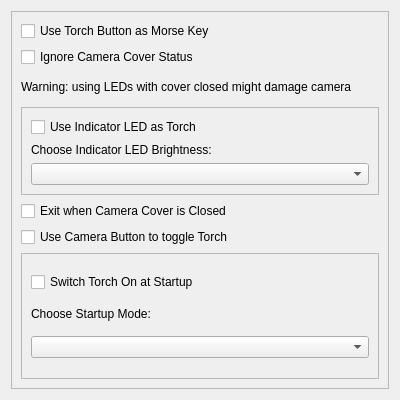
Qt form lanpreferencesform.ui (jpietrzak8/Lanterne) before a commit.
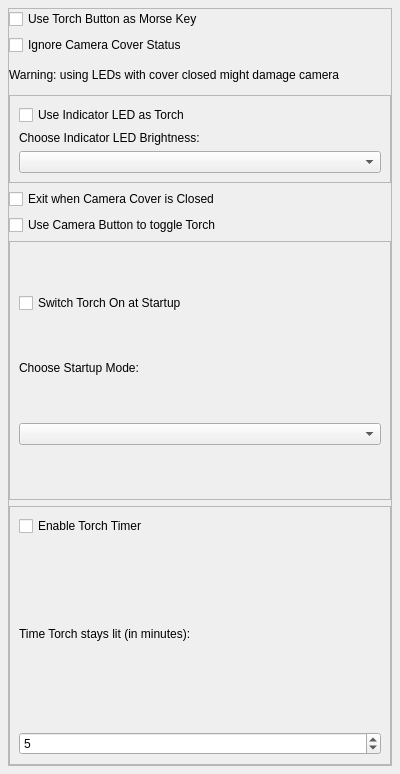
The same form after that commit.

```diff
--- a/lanpreferencesform.ui
+++ b/lanpreferencesform.ui
@@ -7,13 +7,16 @@
     <x>0</x>
     <y>0</y>
     <width>400</width>
-    <height>400</height>
+    <height>774</height>
    </rect>
   </property>
   <property name="windowTitle">
    <string>Preferences</string>
   </property>
-  <layout class="QVBoxLayout" name="verticalLayout_4">
+  <layout class="QVBoxLayout" name="verticalLayout_5">
+   <property name="margin">
+    <number>8</number>
+   </property>
    <item>
     <widget class="QScrollArea" name="scrollArea">
      <property name="widgetResizable">
@@ -24,11 +27,14 @@
        <rect>
         <x>0</x>
         <y>0</y>
-        <width>374</width>
-        <height>374</height>
+        <width>382</width>
+        <height>756</height>
        </rect>
       </property>
       <layout class="QVBoxLayout" name="verticalLayout_3">
+       <property name="margin">
+        <number>0</number>
+       </property>
        <item>
         <widget class="QCheckBox" name="morseKeyCheckBox">
          <property name="enabled">
@@ -152,6 +158,45 @@
          </layout>
         </widget>
        </item>
+       <item>
+        <widget class="QFrame" name="frame_3">
+         <property name="frameShape">
+          <enum>QFrame::StyledPanel</enum>
+         </property>
+         <property name="frameShadow">
+          <enum>QFrame::Raised</enum>
+         </property>
+         <layout class="QVBoxLayout" name="verticalLayout_4">
+          <item>
+           <widget class="QCheckBox" name="offTimerCheckBox">
+            <property name="text">
+             <string>Enable Torch Timer</string>
+            </property>
+           </widget>
+          </item>
+          <item>
+           <widget class="QLabel" name="timeoutLabel">
+            <property name="text">
+             <string>Time Torch stays lit (in minutes):</string>
+            </property>
+           </widget>
+          </item>
+          <item>
+           <widget class="QSpinBox" name="offTimerSpinBox">
+            <property name="minimum">
+             <number>1</number>
+            </property>
+            <property name="maximum">
+             <number>120</number>
+            </property>
+            <property name="value">
+             <number>5</number>
+            </property>
+           </widget>
+          </item>
+         </layout>
+        </widget>
+       </item>
       </layout>
      </widget>
     </widget>
```
